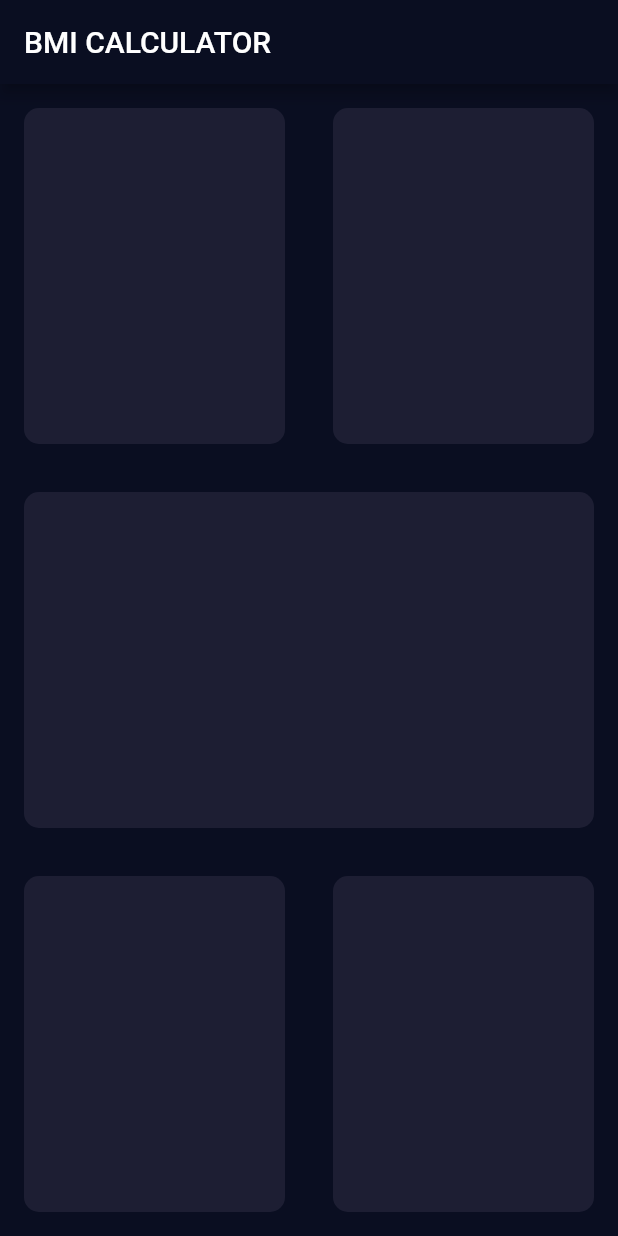
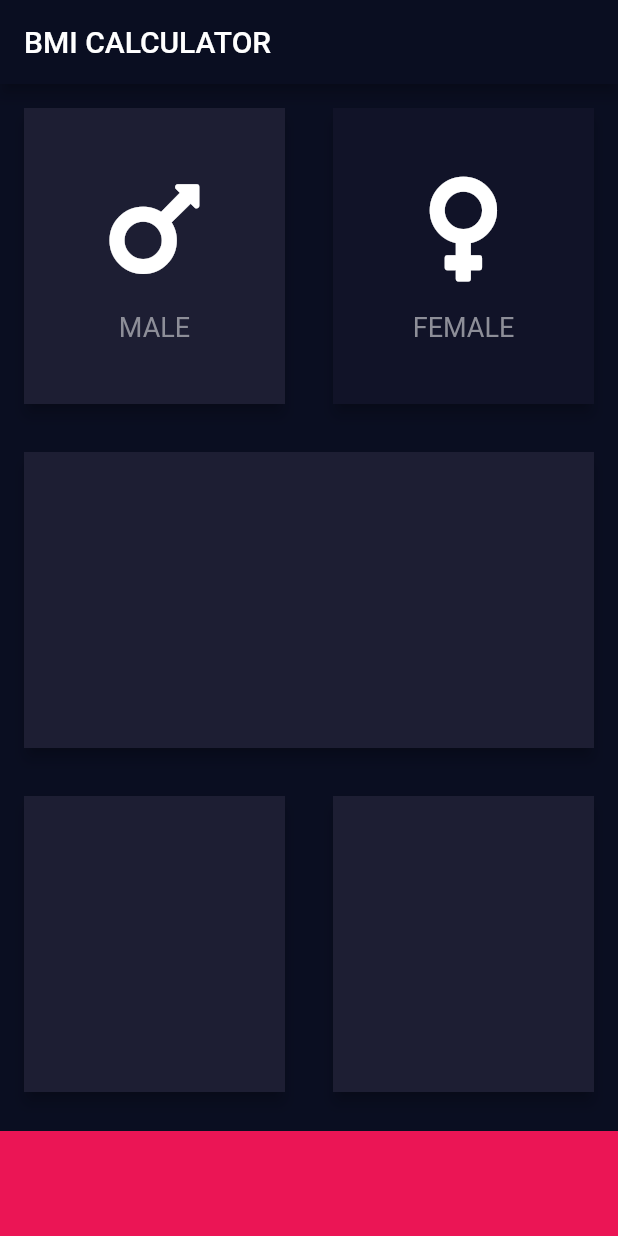
Before and after one commit to VivekV95/bmi-calculator-flutter, a Flutter app: the screen it shows after launch, on a phone screen of 412 x 824 dp. Run offline on Flutter 3.47's test engine with Material 2 defaults, Android fonts, the phone set to English and light mode, and no system bars; our stand-ins replace font_awesome_flutter.

Commit message:
Add ability to choose gender

```diff
--- a/lib/input_page.dart
+++ b/lib/input_page.dart
@@ -1,4 +1,14 @@
+import 'package:bmi_calculator/reusable_card.dart';
+import 'package:bmi_calculator/reusable_card_content.dart';
 import 'package:flutter/material.dart';
+import 'package:font_awesome_flutter/font_awesome_flutter.dart';
+
+const bottomContainerHeight = 70.0;
+const activeCardColor = 0xff1d1e33;
+const inactiveCardColor = 0xff111328;
+const bottomContainerColor = 0xffeb1555;
+
+enum Gender { male, female }
 
 class InputPage extends StatefulWidget {
   @override
@@ -6,6 +16,11 @@ class InputPage extends StatefulWidget {
 }
 
 class _InputPageState extends State<InputPage> {
+  Gender gender = Gender.male;
+  void swapGender() {
+    gender = gender == Gender.male ? Gender.female : Gender.male;
+  }
+
   @override
   Widget build(BuildContext context) {
     return Scaffold(
@@ -19,53 +34,74 @@ class _InputPageState extends State<InputPage> {
               mainAxisAlignment: MainAxisAlignment.spaceEvenly,
               children: <Widget>[
                 Expanded(
-                  child: ReusableCard(),
+                  child: GestureDetector(
+                    onTap: () {
+                      setState(() {
+                        swapGender();
+                      });
+                    },
+                    child: ReusableCard(
+                      cardColor: Color(gender == Gender.male
+                          ? activeCardColor
+                          : inactiveCardColor),
+                      cardChild: ReusableCardContent(
+                        icon: Icon(
+                          FontAwesomeIcons.mars,
+                          size: 80,
+                        ),
+                        text: 'MALE',
+                      ),
+                    ),
+                  ),
                 ),
                 Expanded(
-                  child: ReusableCard(),
+                  child: GestureDetector(
+                    onTap: () {
+                      setState(() {
+                        swapGender();
+                      });
+                    },
+                    child: ReusableCard(
+                      cardColor: Color(gender == Gender.female
+                          ? activeCardColor
+                          : inactiveCardColor),
+                      cardChild: ReusableCardContent(
+                        icon: Icon(
+                          FontAwesomeIcons.venus,
+                          size: 80,
+                        ),
+                        text: 'FEMALE',
+                      ),
+                    ),
+                  ),
                 ),
               ],
             ),
           ),
           Expanded(
-            child: ReusableCard(),
+            child: ReusableCard(cardColor: Color(activeCardColor)),
           ),
           Expanded(
             child: Row(
               mainAxisAlignment: MainAxisAlignment.spaceEvenly,
               children: <Widget>[
                 Expanded(
-                  child: ReusableCard(),
+                  child: ReusableCard(cardColor: Color(activeCardColor)),
                 ),
                 Expanded(
-                  child: ReusableCard(),
+                  child: ReusableCard(cardColor: Color(activeCardColor)),
                 ),
               ],
             ),
           ),
+          Container(
+            color: Color(bottomContainerColor),
+            margin: EdgeInsets.only(top: 10),
+            width: double.infinity,
+            height: bottomContainerHeight,
+          )
         ],
       ),
     );
   }
 }
-
-class ReusableCard extends StatelessWidget {
-  @override
-  Widget build(BuildContext context) {
-    return Container(
-      margin: EdgeInsets.all(16),
-      decoration: BoxDecoration(
-        color: Color(0xff1d1e33),
-        borderRadius: BorderRadius.circular(10),
-      ),
-    );
-  }
-}
-
-//Container(
-//margin: EdgeInsets.all(16),
-//decoration: BoxDecoration(
-//color: Color(0xff1d1e33),
-//borderRadius: BorderRadius.circular(10),
-//),
-//),
--- /dev/null
+++ b/lib/reusable_card.dart
@@ -0,0 +1,23 @@
+import 'package:flutter/cupertino.dart';
+import 'package:flutter/material.dart';
+
+class ReusableCard extends StatelessWidget {
+  final Color cardColor;
+  final Widget cardChild;
+
+  ReusableCard({@required this.cardColor, this.cardChild});
+
+  @override
+  Widget build(BuildContext context) {
+    return Card(
+      margin: EdgeInsets.all(16),
+      elevation: 4,
+      child: Container(
+        child: cardChild,
+        decoration: BoxDecoration(
+          color: cardColor,
+        ),
+      ),
+    );
+  }
+}
--- /dev/null
+++ b/lib/reusable_card_content.dart
@@ -0,0 +1,28 @@
+import 'package:flutter/cupertino.dart';
+
+class ReusableCardContent extends StatelessWidget {
+  final Icon icon;
+  final String text;
+
+  ReusableCardContent({@required this.icon, @required this.text});
+
+  @override
+  Widget build(BuildContext context) {
+    return Column(
+      mainAxisAlignment: MainAxisAlignment.center,
+      children: <Widget>[
+        icon,
+        SizedBox(
+          height: 15,
+        ),
+        Text(
+          text,
+          style: TextStyle(
+            fontSize: 18,
+            color: Color(0xff8d8e98),
+          ),
+        )
+      ],
+    );
+  }
+}
--- a/pubspec.yaml
+++ b/pubspec.yaml
@@ -11,6 +11,7 @@ dependencies:
     sdk: flutter
 
   cupertino_icons: ^0.1.2
+  font_awesome_flutter: ^8.4.0
 
 dev_dependencies:
   flutter_test:
```
